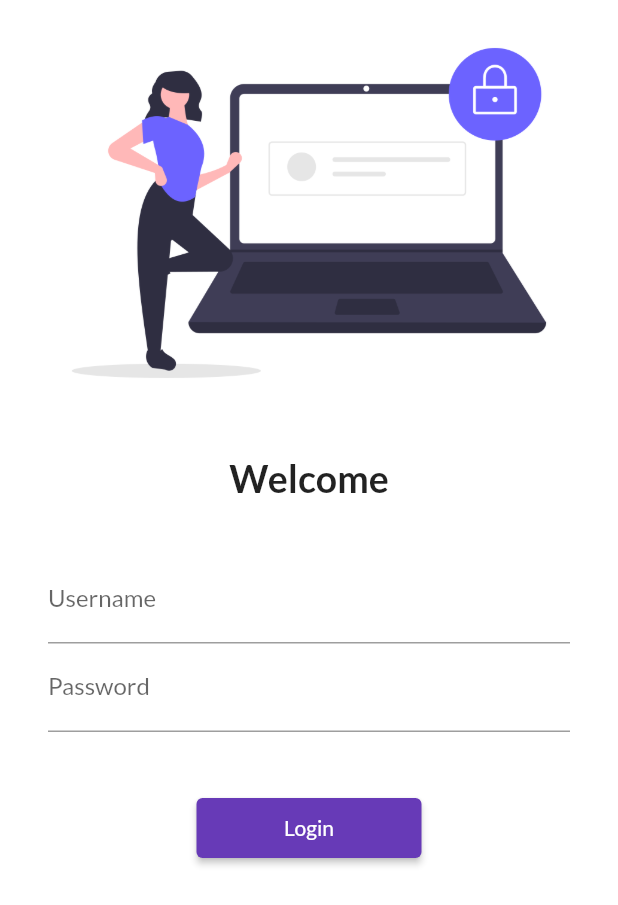
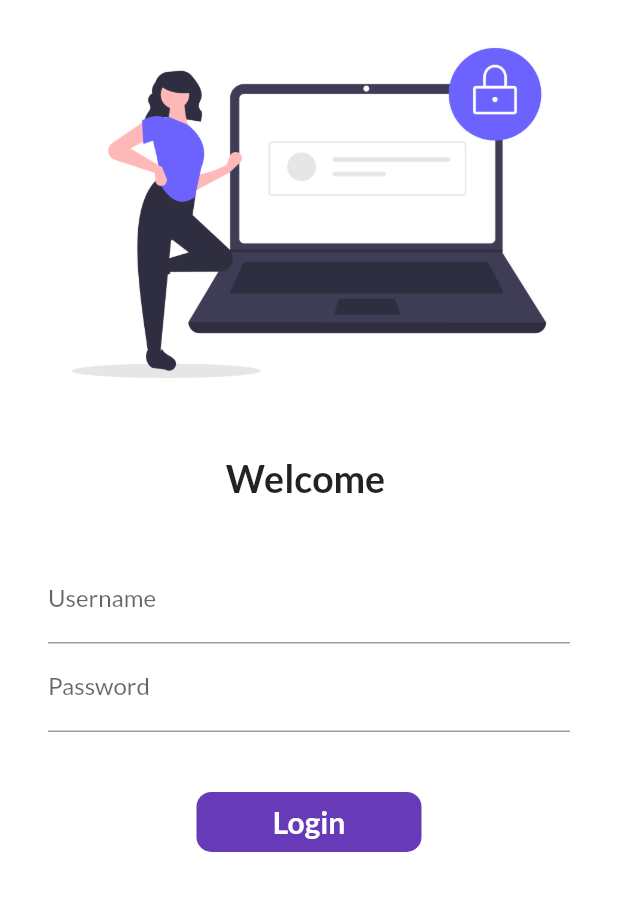
Before and after one commit to Hardik2611/FlutterApp, a Flutter app: the screen it shows after launch, on a phone screen of 412 x 824 dp. Shown: the top 905 px of the screen. Run offline on Flutter 3.47's test engine with Material 2 defaults, Android fonts, the phone set to English and light mode, and no system bars; our stand-ins replace google_fonts.

Commit message:
Third Commit 2:31:43

```diff
--- a/lib/login_page.dart
+++ /dev/null
@@ -1,58 +0,0 @@
-import 'package:flutter/material.dart';
-
-class LoginPage extends StatelessWidget {
-  const LoginPage({Key? key}) : super(key: key);
-
-  @override
-  Widget build(BuildContext context) {
-    return Material(
-      color: Colors.white,
-      child: Column(
-        children: [
-          Image.asset("assets/images/login_image.png"),
-          const SizedBox(
-            height: 20,
-          ),
-          const Text("Welcome",
-            style: TextStyle(fontSize: 25,
-                fontWeight: FontWeight.bold,
-            ),
-          ),
-          const SizedBox(
-            height: 20,
-          ),
-          Padding(
-            padding: const EdgeInsets.symmetric(vertical: 16.0,horizontal: 32.0),
-            child: SingleChildScrollView(
-              child: Column(
-                children: [
-                  TextFormField(decoration: const InputDecoration(
-                    hintText: "Enter username",
-                    labelText: "Username",
-                  ),
-                  ),
-
-                  TextFormField(decoration: const InputDecoration(
-                    hintText: "Enter password",
-                    labelText: "Password",
-                  ),
-                    obscureText: true,
-                  ),
-                  const SizedBox(
-                    height: 40,
-                  ),
-                  ElevatedButton(
-                      onPressed: () {
-                        print("Hello");
-                      },
-                      style: TextButton.styleFrom(minimumSize: Size(150, 40)),
-                      child: const Text("Login"))
-                ],
-              ),
-            ),
-          )
-        ],
-      )
-    );
-  }
-}
--- /dev/null
+++ b/lib/pages/login_page.dart
@@ -0,0 +1,100 @@
+import 'package:flutter/material.dart';
+import 'package:mess_menu/utils/routes.dart';
+
+class LoginPage extends StatefulWidget {
+  const LoginPage({Key? key}) : super(key: key);
+
+  @override
+
+
+  State<LoginPage> createState() => _LoginPageState();
+}
+
+class _LoginPageState extends State<LoginPage> {
+  String name="";
+  bool changeButton = false;
+
+  @override
+  Widget build(BuildContext context) {
+    return Material(
+      color: Colors.white,
+      child: Column(
+        children: [
+          Image.asset("assets/images/login_image.png"),
+          const SizedBox(
+            height: 20,
+          ),
+          Text("Welcome $name",
+            style:const TextStyle(fontSize: 25,
+                fontWeight: FontWeight.bold,
+            ),
+          ),
+          const SizedBox(
+            height: 20,
+          ),
+          Padding(
+            padding: const EdgeInsets.symmetric(vertical: 16.0,horizontal: 32.0),
+            child: SingleChildScrollView(
+              child: Column(
+                children: [
+                  TextFormField(decoration: const InputDecoration(
+                    hintText: "Enter username",
+                    labelText: "Username",
+                  ),
+                    onChanged: (value){
+                    name=value;
+                    setState(() {
+
+                    });
+                    },
+                  ),
+
+                  TextFormField(decoration: const InputDecoration(
+                    hintText: "Enter password",
+                    labelText: "Password",
+                  ),
+                    obscureText: true,
+                  ),
+                  const SizedBox(
+                    height: 40,
+                  ),
+                  InkWell(
+                    onTap: () async {
+                      setState(() {
+                        changeButton = true;
+                      });
+                      await Future.delayed(const Duration(seconds: 1));
+                      Navigator.pushNamed(context, MyRoutes.homeRoute);
+                    },
+                    child: AnimatedContainer(
+                      duration: const Duration(seconds: 1),
+                      width:changeButton? 40 : 150,
+                      height: 40,
+
+                      alignment: Alignment.center,
+                      decoration: BoxDecoration(
+                      color: Colors.deepPurple,
+                        borderRadius: BorderRadius.circular(changeButton?40:10)
+                      ),
+                      child:changeButton?const Icon(Icons.done , color: Colors.white,):const Text("Login",
+                        style: TextStyle(fontWeight: FontWeight.bold,
+                          fontSize: 20,color: Colors.white),
+                          ),
+
+                    ),
+                  )
+                  // ElevatedButton(
+                  //     onPressed: () {
+                  //       Navigator.pushNamed(context, MyRoutes.homeRoute);
+                  //     },
+                  //     style: TextButton.styleFrom(minimumSize: Size(150, 40)),
+                  //     child: const Text("Login"))
+                ],
+              ),
+            ),
+          )
+        ],
+      )
+    );
+  }
+}
--- a/lib/main.dart
+++ b/lib/pages/main.dart
@@ -1,7 +1,8 @@
 import 'package:flutter/material.dart';
-import 'package:mess_menu/home_page.dart';
-import 'package:mess_menu/login_page.dart';
+import 'package:mess_menu/pages/home_page.dart';
+import 'package:mess_menu/pages/login_page.dart';
 import 'package:google_fonts/google_fonts.dart';
+import 'package:mess_menu/utils/routes.dart';
 
 void main(){
   runApp(MyApp());
@@ -19,9 +20,10 @@ class MyApp extends StatelessWidget {
       theme: ThemeData(primarySwatch: Colors.deepPurple,
           fontFamily: GoogleFonts.lato().fontFamily,
       ),
+        initialRoute: MyRoutes.loginRoute,
         routes:{
-          "/login" :(context) => HomePage(),
-          "/" :(context) => LoginPage(),
+          MyRoutes.homeRoute :(context) => HomePage(),
+          MyRoutes.loginRoute :(context) => LoginPage(),
         }
     );
   }
--- /dev/null
+++ b/lib/utils/routes.dart
@@ -0,0 +1,5 @@
+
+class MyRoutes{
+  static String homeRoute = "/home";
+  static String loginRoute = "/login";
+}
```
Also changed, not shown: lib/pages/home_page.dart (renamed from lib/home_page.dart), 1 other file.
